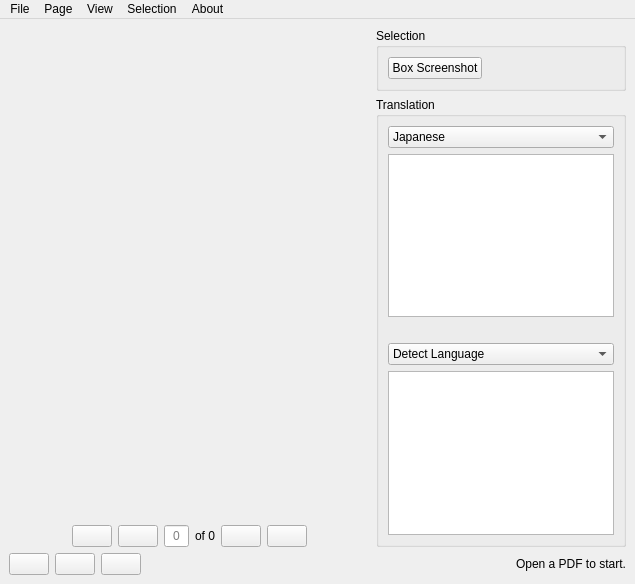
Old version of the form comic-lens/form.ui in the repository kylekce/Comic-Lens.
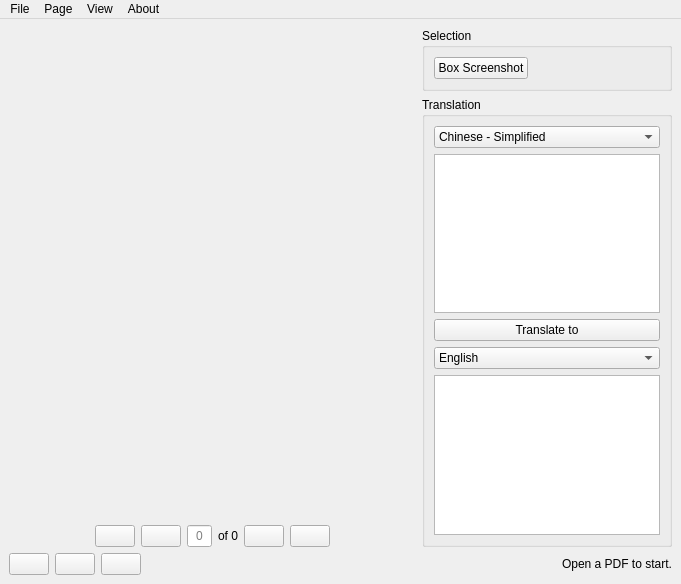
New version of the form. Icons and pictures are not drawn.

Diff of the .ui file:
```diff
--- a/comic-lens/form.ui
+++ b/comic-lens/form.ui
@@ -6,7 +6,7 @@
    <rect>
     <x>0</x>
     <y>0</y>
-    <width>635</width>
+    <width>681</width>
     <height>584</height>
    </rect>
   </property>
@@ -192,7 +192,7 @@
        </layout>
       </item>
       <item>
-       <layout class="QVBoxLayout" name="main_layout_2" stretch="0,1">
+       <layout class="QVBoxLayout" name="main_layout_2" stretch="0,0">
         <property name="sizeConstraint">
          <enum>QLayout::SetDefaultConstraint</enum>
         </property>
@@ -254,10 +254,28 @@
           </property>
           <layout class="QVBoxLayout" name="verticalLayout" stretch="0,0,0,0,0">
            <item>
-            <widget class="QComboBox" name="comboBox">
+            <widget class="QComboBox" name="input_combo_box">
+             <property name="currentText">
+              <string>English</string>
+             </property>
              <item>
               <property name="text">
-               <string>Japanese</string>
+               <string>Chinese - Simplified</string>
+              </property>
+             </item>
+             <item>
+              <property name="text">
+               <string>Chinese - Simplified (Vertical)</string>
+              </property>
+             </item>
+             <item>
+              <property name="text">
+               <string>Chinese - Traditional</string>
+              </property>
+             </item>
+             <item>
+              <property name="text">
+               <string>Chinese - Traditional (Vertical)</string>
               </property>
              </item>
              <item>
@@ -271,35 +289,32 @@
             <widget class="QTextEdit" name="input_text_edit"/>
            </item>
            <item>
-            <widget class="QLabel" name="label">
-             <property name="sizePolicy">
-              <sizepolicy hsizetype="Preferred" vsizetype="Fixed">
-               <horstretch>0</horstretch>
-               <verstretch>0</verstretch>
-              </sizepolicy>
+            <widget class="QPushButton" name="translate_button">
+             <property name="toolTip">
+              <string>Re-run the Translation</string>
              </property>
              <property name="text">
-              <string/>
+              <string>Translate to</string>
              </property>
-             <property name="pixmap">
-              <pixmap resource="resource.qrc">:/resources/chevron-down-solid.svg</pixmap>
-             </property>
-             <property name="scaledContents">
-              <bool>false</bool>
-             </property>
-             <property name="alignment">
-              <set>Qt::AlignCenter</set>
-             </property>
-             <property name="wordWrap">
-              <bool>false</bool>
+             <property name="icon">
+              <iconset resource="resource.qrc">
+               <normaloff>:/resources/caret-down-fill.svg</normaloff>:/resources/caret-down-fill.svg</iconset>
              </property>
             </widget>
            </item>
            <item>
-            <widget class="QComboBox" name="comboBox_2">
+            <widget class="QComboBox" name="output_combo_box">
+             <property name="currentIndex">
+              <number>2</number>
+             </property>
              <item>
               <property name="text">
-               <string>Detect Language</string>
+               <string>Chinese - Simplified</string>
+              </property>
+             </item>
+             <item>
+              <property name="text">
+               <string>Chinese - Traditional</string>
               </property>
              </item>
              <item>
@@ -424,7 +439,7 @@
     <rect>
      <x>0</x>
      <y>0</y>
-     <width>635</width>
+     <width>681</width>
      <height>25</height>
     </rect>
    </property>
@@ -456,16 +471,9 @@
     <addaction name="actionStart_Page"/>
     <addaction name="actionLast_Page"/>
    </widget>
-   <widget class="QMenu" name="menuTranslation">
-    <property name="title">
-     <string>Selection</string>
-    </property>
-    <addaction name="actionBox_Screenshot"/>
-   </widget>
    <addaction name="menuFile"/>
    <addaction name="menuPage"/>
    <addaction name="menuView"/>
-   <addaction name="menuTranslation"/>
    <addaction name="menuAbout"/>
   </widget>
   <action name="actionOpen_PDF">
```
Left out of the diff: 33 changed lines with no effect on the pictures.
